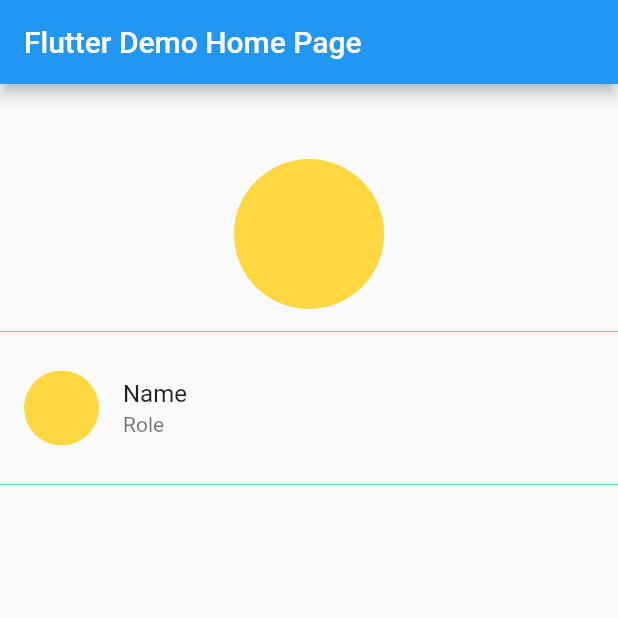
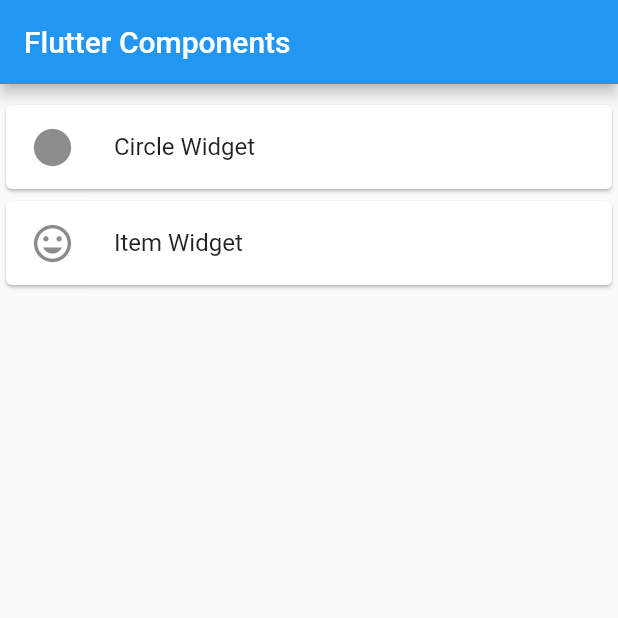
Before and after one commit to mahmoudhamdy123/flutter_components, a Flutter app: the screen it shows after launch, on a phone screen of 412 x 824 dp, the top half of it. Run offline on Flutter 3.47's test engine with Material 2 defaults, Android fonts, the phone set to English and light mode, and no system bars.

Commit message:
Clear code

```diff
--- a/lib/components/circle_widget.dart
+++ /dev/null
@@ -1,20 +0,0 @@
-import 'package:flutter/material.dart';
-
-
-
-class CircleWidget extends StatelessWidget {
-  const CircleWidget({Key? key,this.width,this.height}) : super(key: key);
-  final double? width;
-  final double? height;
-  @override
-  Widget build(BuildContext context) {
-    return ClipRRect(
-      borderRadius: BorderRadius.circular(100),
-      child: Container(
-        width: width??100,
-        height: height??100,
-        color: Colors.amberAccent,
-      ),
-    );
-  }
-}
--- a/lib/main.dart
+++ b/lib/main.dart
@@ -1,6 +1,9 @@
 import 'package:flutter/material.dart';
-import 'package:flutter_components/components/circle_widget.dart';
-import 'package:flutter_components/components/list_tile_widget.dart';
+import 'package:flutter_components/screens/circle_widget_screen.dart';
+import 'package:flutter_components/screens/item_widget_screen.dart';
+import 'package:flutter_components/shared/components/circle_widget.dart';
+import 'package:flutter_components/shared/components/list_tile_widget.dart';
+import 'package:flutter_components/shared/resources/navigation.dart';
 
 void main() {
   runApp(const MyApp());
@@ -12,11 +15,12 @@ class MyApp extends StatelessWidget {
   @override
   Widget build(BuildContext context) {
     return MaterialApp(
-      title: 'Flutter Demo',
+      title: 'Flutter Components',
       theme: ThemeData(
         primarySwatch: Colors.blue,
       ),
-      home: const MyHomePage(title: 'Flutter Demo Home Page'),
+      home: const MyHomePage(title: 'Flutter Components'),
+      debugShowCheckedModeBanner: false,
     );
   }
 }
@@ -29,23 +33,45 @@ class MyHomePage extends StatefulWidget {
 }
 
 class _MyHomePageState extends State<MyHomePage> {
-
   @override
   Widget build(BuildContext context) {
-
     return Scaffold(
       appBar: AppBar(
         title: Text(widget.title),
       ),
       body: SingleChildScrollView(
         child: Column(
-           children: const <Widget> [
-             SizedBox(height: 50,),
-             CircleWidget(),
-             Divider(height: 30,color: Color.fromARGB(255, 93, 223, 143),),
-             ListTileWidget(),
-             Divider(height: 30,color: Color.fromARGB(255, 93, 223, 143),),
-           ],
+          children: <Widget>[
+            const SizedBox(
+              height: 10,
+            ),
+            Card(
+              child: ListTile(
+                title: const Text("Circle Widget"),
+                leading: const Icon(
+                  Icons.circle,
+                  size: 30,
+                ),
+                onTap: () {
+                  Navigator.of(context)
+                      .push(createRoute(const CircleWidgetScreen()));
+                },
+              ),
+            ),
+            Card(
+              child: ListTile(
+                title: const Text("Item Widget"),
+                leading: const Icon(
+                  Icons.insert_emoticon,
+                  size: 30,
+                ),
+                onTap: () {
+                  Navigator.of(context)
+                      .push(createRoute(const ItemWidgetScreen()));
+                },
+              ),
+            ),
+          ],
         ),
       ),
     );
--- /dev/null
+++ b/lib/screens/item_widget_screen.dart
@@ -0,0 +1,16 @@
+import 'package:flutter/material.dart';
+import 'package:flutter_components/shared/components/custom_app_bar.dart';
+import 'package:flutter_components/shared/components/list_tile_widget.dart';
+
+class ItemWidgetScreen extends StatelessWidget {
+  const ItemWidgetScreen({Key? key}) : super(key: key);
+  @override
+  Widget build(BuildContext context) {
+    return Scaffold(
+      appBar: CustomAppBar(
+        title: "Item Widget",
+      ),
+      body: ListView(children: const <Widget>[ListTileWidget()]),
+    );
+  }
+}
--- a/lib/components/list_tile_widget.dart
+++ b/lib/shared/components/list_tile_widget.dart
@@ -1,7 +1,5 @@
-
-
 import 'package:flutter/material.dart';
-import 'package:flutter_components/components/circle_widget.dart';
+import 'package:flutter_components/shared/components/circle_widget.dart';
 
 class ListTileWidget extends StatelessWidget {
   const ListTileWidget({Key? key}) : super(key: key);
@@ -9,9 +7,13 @@ class ListTileWidget extends StatelessWidget {
   @override
   Widget build(BuildContext context) {
     return const ListTile(
-      leading:  CircleWidget(width: 50,height: 50,),
-      title: Text("Name",),
-      subtitle: Text('Role',),
+      leading: CircleWidget(),
+      title: Text(
+        "Name",
+      ),
+      subtitle: Text(
+        'Role',
+      ),
     );
   }
 }
```
Also changed, not shown: lib/screens/circle_widget_screen.dart (added, +22 -0 lines), lib/shared/components/circle_widget.dart (added, +10 -0 lines), lib/shared/components/custom_app_bar.dart (added, +47 -0 lines), lib/shared/resources/navigation.dart (added, +21 -0 lines), pubspec.lock.
